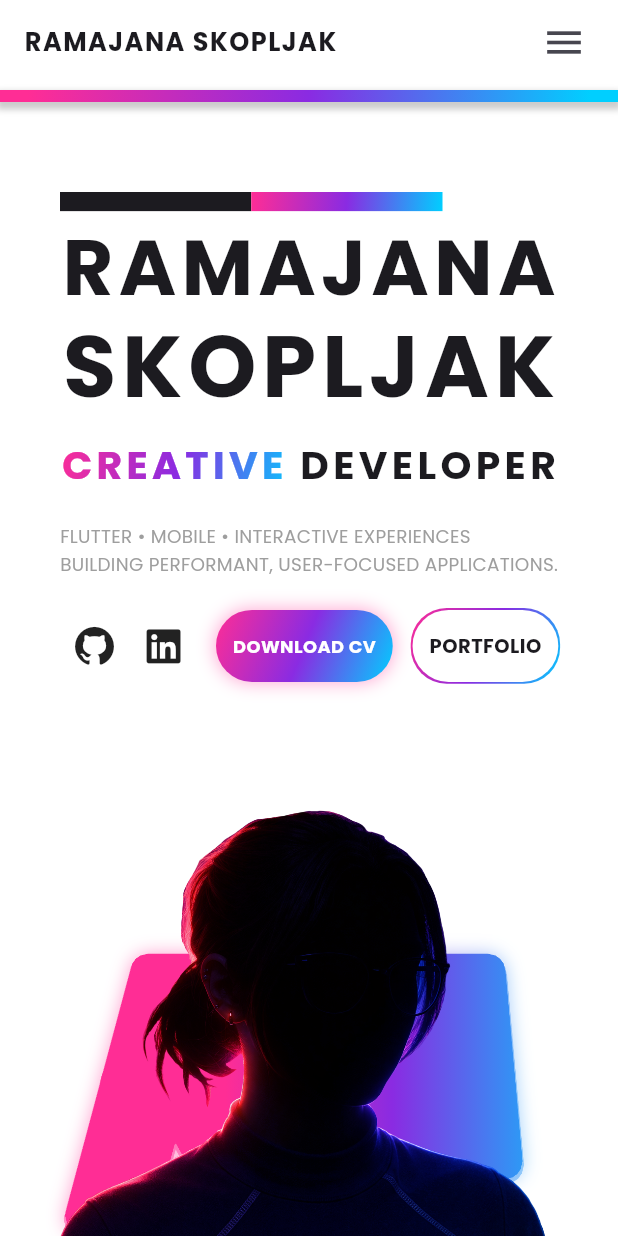
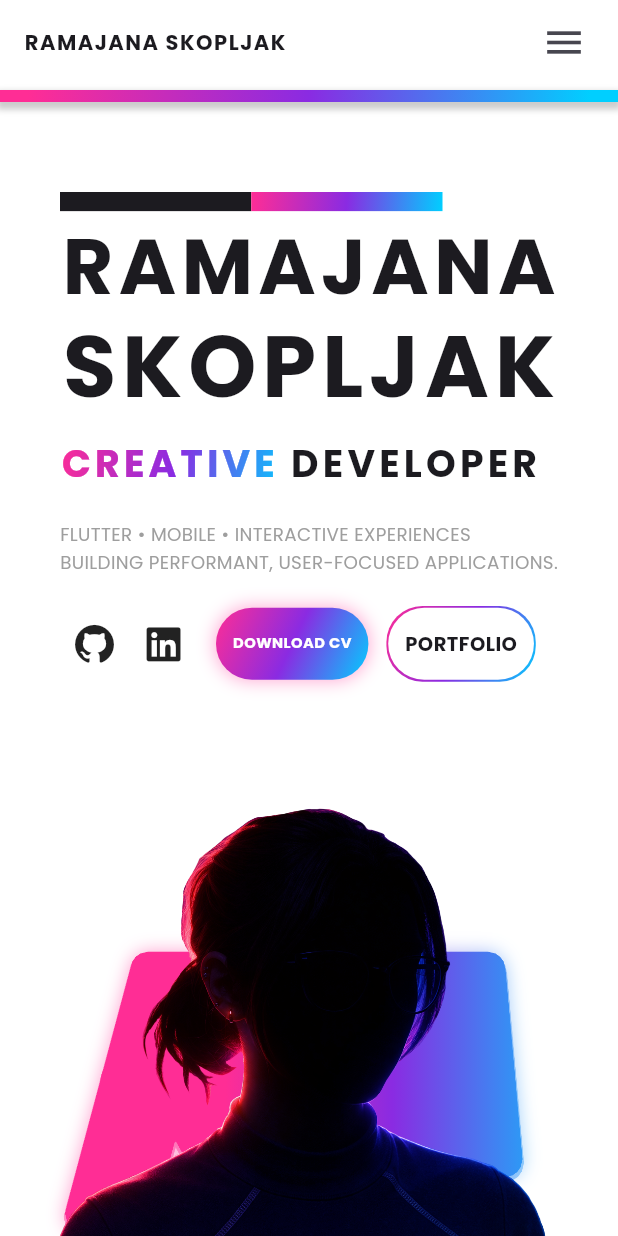
Before and after one commit to RamajanaSk/Portfolio-Website, a Flutter app: the AboutMeScreen screen opened by its route, after a tap on "RAMAJANA SKOPLJAK", on a phone screen of 412 x 824 dp. Run offline on Flutter 3.47's test engine with Material 3 defaults, Android fonts, the phone set to English and light mode, and no system bars; our stand-ins replace flutter_animate, font_awesome_flutter, go_router, webview_flutter; missing offline and left inert: dart:html.

Commit message:
cleaned up structure

```diff
--- a/lib/core/theme/app_text_styles.dart
+++ b/lib/core/theme/app_text_styles.dart
@@ -1,10 +1,9 @@
 import 'package:flutter/material.dart';
 import 'package:ramajana05/core/utils/app_responsive.dart';
-import 'package:ramajana05/core/widgets/full_width_text.dart';
 
 class AppTextStyles {
   static TextStyle name(BuildContext context) {
-    final s = AppResponsive.scale(context).clamp(0.85, 1.2);
+    final s = AppResponsive.scale(context).clamp(0.7, 1.2);
 
     return TextStyle(
       fontSize: 90 * s,
@@ -16,7 +15,7 @@ class AppTextStyles {
   }
 
   static TextStyle sectionHeader(BuildContext context) {
-    final s = AppResponsive.scale(context).clamp(0.85, 1.2);
+    final s = AppResponsive.scale(context).clamp(0.7, 1.2);
 
     return TextStyle(
       fontSize: 42 * s,
@@ -26,7 +25,7 @@ class AppTextStyles {
   }
 
   static TextStyle role(BuildContext context) {
-    final s = AppResponsive.scale(context).clamp(0.85, 1.2);
+    final s = AppResponsive.scale(context).clamp(0.7, 1.2);
 
     return TextStyle(
       fontSize: 36 * s,
@@ -36,7 +35,7 @@ class AppTextStyles {
   }
 
   static TextStyle description(BuildContext context) {
-    final s = AppResponsive.scale(context).clamp(0.85, 1.2);
+    final s = AppResponsive.scale(context).clamp(0.7, 1.2);
 
     return TextStyle(
       fontSize: 18 * s,
@@ -46,7 +45,7 @@ class AppTextStyles {
   }
 
   static TextStyle small(BuildContext context) {
-    final s = AppResponsive.scale(context).clamp(0.85, 1.2);
+    final s = AppResponsive.scale(context).clamp(0.7, 1.2);
 
     return TextStyle(
       fontSize: 16 * s,
@@ -55,7 +54,7 @@ class AppTextStyles {
   }
 
   static TextStyle smalldescription(BuildContext context) {
-    final s = AppResponsive.scale(context).clamp(0.85, 1.2);
+    final s = AppResponsive.scale(context).clamp(0.7, 1.2);
 
     return TextStyle(
       fontSize: 18 * s,
@@ -65,7 +64,7 @@ class AppTextStyles {
   }
 
   static TextStyle projectoverviewtopic(BuildContext context) {
-    final s = AppResponsive.scale(context).clamp(0.85, 1.2);
+    final s = AppResponsive.scale(context).clamp(0.7, 1.2);
 
     return TextStyle(
       fontWeight: FontWeight.bold,
@@ -76,7 +75,7 @@ class AppTextStyles {
   }
 
   static TextStyle buttonthick(BuildContext context) {
-    final s = AppResponsive.scale(context).clamp(0.85, 1.2);
+    final s = AppResponsive.scale(context).clamp(0.7, 1.2);
 
     return TextStyle(
       fontWeight: FontWeight.w600,
@@ -87,7 +86,7 @@ class AppTextStyles {
   }
 
   static TextStyle buttonoutlined(BuildContext context) {
-    final s = AppResponsive.scale(context).clamp(0.85, 1.2);
+    final s = AppResponsive.scale(context).clamp(0.7, 1.2);
 
     return TextStyle(
       fontWeight: FontWeight.w600,
@@ -98,7 +97,7 @@ class AppTextStyles {
   }
 
   static TextStyle titleProjectCard(BuildContext context) {
-    final s = AppResponsive.scale(context).clamp(0.85, 1.2);
+    final s = AppResponsive.scale(context).clamp(0.7, 1.2);
 
     return TextStyle(
       fontSize: 22 * s,
@@ -110,7 +109,7 @@ class AppTextStyles {
   }
 
   static TextStyle descriptionProjectCard(BuildContext context) {
-    final s = AppResponsive.scale(context).clamp(0.85, 1.2);
+    final s = AppResponsive.scale(context).clamp(0.7, 1.2);
 
     return TextStyle(
       fontSize: 22 * s,
@@ -122,7 +121,7 @@ class AppTextStyles {
   }
 
   static TextStyle metricValue(BuildContext context) {
-    final s = AppResponsive.scale(context).clamp(0.85, 1.2);
+    final s = AppResponsive.scale(context).clamp(0.7, 1.2);
 
     return TextStyle(
       fontSize: 50 * s,
@@ -133,7 +132,7 @@ class AppTextStyles {
   }
 
   static TextStyle metricTitle(BuildContext context) {
-    final s = AppResponsive.scale(context).clamp(0.85, 1.2);
+    final s = AppResponsive.scale(context).clamp(0.7, 1.2);
 
     return TextStyle(
       fontSize: 16 * s,
@@ -143,7 +142,7 @@ class AppTextStyles {
   }
 
   static TextStyle metricSubtitle(BuildContext context) {
-    final s = AppResponsive.scale(context).clamp(0.85, 1.2);
+    final s = AppResponsive.scale(context).clamp(0.7, 1.2);
 
     return TextStyle(
       fontSize: 10 * s,
@@ -152,7 +151,7 @@ class AppTextStyles {
   }
 
   static TextStyle titleSmaller(BuildContext context) {
-    final s = AppResponsive.scale(context).clamp(0.85, 1.2);
+    final s = AppResponsive.scale(context).clamp(0.7, 1.2);
 
     return TextStyle(
       fontSize: 34 * s,
@@ -162,7 +161,7 @@ class AppTextStyles {
   }
 
   static TextStyle topBarTextButton(BuildContext context) {
-    final s = AppResponsive.scale(context).clamp(0.85, 1.2);
+    final s = AppResponsive.scale(context).clamp(0.7, 1.2);
 
     return TextStyle(
       color: Theme.of(context).colorScheme.onSurface,
@@ -173,7 +172,7 @@ class AppTextStyles {
   }
 
   static TextStyle underSectionTitle(BuildContext context) {
-    final s = AppResponsive.scale(context).clamp(0.85, 1.2);
+    final s = AppResponsive.scale(context).clamp(0.7, 1.2);
 
     return TextStyle(
       color: Theme.of(context).colorScheme.onSurface,
@@ -185,7 +184,7 @@ class AppTextStyles {
   }
 
   static TextStyle underSectionText(BuildContext context) {
-    final s = AppResponsive.scale(context).clamp(0.85, 1.2);
+    final s = AppResponsive.scale(context).clamp(0.7, 1.2);
 
     return TextStyle(
       color: Theme.of(context).colorScheme.onSurface.withOpacity(0.72),
@@ -195,7 +194,7 @@ class AppTextStyles {
   }
 
   static TextStyle footerTitleText(BuildContext context) {
-    final s = AppResponsive.scale(context).clamp(0.85, 1.2);
+    final s = AppResponsive.scale(context).clamp(0.7, 1.2);
 
     return TextStyle(
       color: Theme.of(context).colorScheme.onSurface,
@@ -205,7 +204,7 @@ class AppTextStyles {
   }
 
   static TextStyle footerText(BuildContext context) {
-    final s = AppResponsive.scale(context).clamp(0.85, 1.2);
+    final s = AppResponsive.scale(context).clamp(0.7, 1.2);
 
     return TextStyle(
         color: Theme.of(context).colorScheme.onSurface.withOpacity(0.7),
--- a/lib/data/Models/project.dart
+++ b/lib/data/Models/project.dart
@@ -7,20 +7,18 @@ class Project {
   final String id;
   final ProjectType typ;
 
-  // Basic
   String name;
   String catchPhrase;
   String shortDescription;
   String longDescription;
   String projectReason;
 
-  // Meta
   final DateTime startDate;
   final DateTime endDate;
   final int durationInMonths;
 
   final bool isSolo;
-  final String role; // z.B. "Fullstack Developer", "VR Developer"
+  final String role;
 
   final String? grade; // z.B. "1.3"
   final String? universityContext; // z.B. "Bachelor Project"
@@ -37,6 +35,7 @@ class Project {
   // Media
   final String logoPicture;
   final String previewPicture;
+  final String bannerPreviewPicture;
   final String aboutPicture;
   final List<String> mockupPicture;
   final List<String> gallery;
@@ -75,6 +74,7 @@ class Project {
     required this.logoPicture,
     required this.aboutPicture,
     required this.previewPicture,
+    required this.bannerPreviewPicture,
     required this.mockupPicture,
     required this.gallery,
     required this.hexcolor,
@@ -108,6 +108,7 @@ class Project {
         "logoPicture": logoPicture,
         "aboutPicture": aboutPicture,
         "previewPicture": previewPicture,
+        "bannerPreviewPicture": bannerPreviewPicture,
         "mockupPicture": mockupPicture,
         "sections": sections.map((k, v) => MapEntry(k.name, v.toMap())),
         "platformLinks": platformLinks.map((e) => e.toMap()).toList(),
@@ -138,6 +139,7 @@ class Project {
       logoPicture: map["logoPicture"],
       aboutPicture: map["aboutPicture"],
       previewPicture: map["previewPicture"],
+      bannerPreviewPicture: map["bannerPreviewPicture"],
       mockupPicture: List<String>.from(map["mockupPicture"] ?? []),
       gallery: List<String>.from(map["gallery"] ?? []),
       sections: (map["sections"] as Map<String, dynamic>).map(
--- a/lib/data/dummyData.dart
+++ b/lib/data/dummyData.dart
@@ -46,12 +46,14 @@ List<Project> getDummyProjects(BuildContext context) {
       apkUrl: null,
       logoPicture: 'assets/images/traveler_remake/waiting.png',
       previewPicture: 'assets/images/traveler_remake/traveler_main.png',
+      bannerPreviewPicture: 'assets/images/traveler_remake/waiting.png',
       aboutPicture: 'assets/images/traveler_remake/waiting.png',
       mockupPicture: [
         'assets/images/traveler_remake/waiting.png',
       ],
       gallery: [
-        'assets/images/traveler_remake/waiting.png',
+        'assets/images/traveler_remake/stuttgart_map_small.png',
+        'assets/images/traveler_remake/stuttgart_map_big.png'
       ],
       hexcolor: '#2196F3',
       keyFeatures: [
@@ -122,6 +124,7 @@ List<Project> getDummyProjects(BuildContext context) {
       apkUrl: null,
       logoPicture: 'assets/images/traveler/traveler_logo.png',
       previewPicture: 'assets/images/traveler/traveler_main.png',
+      bannerPreviewPicture: 'assets/images/traveler/3D_unity_map.png',
       aboutPicture: 'assets/images/traveler/traveler_main.png',
       mockupPicture: ['assets/images/traveler/traveler_logo.png'],
       gallery: [
@@ -288,6 +291,7 @@ List<Project> getDummyProjects(BuildContext context) {
       logoPicture: 'assets/images/forest/forest_logo.png',
       aboutPicture: 'assets/images/forest/about_me.png',
       previewPicture: 'assets/images/forest/forest_main.png',
+      bannerPreviewPicture: 'assets/images/forest/forest_thumbnail.png',
       mockupPicture: ['assets/images/traveler/traveler_logo.png'],
       gallery: [
         'assets/images/forest/forest_thumbnail.png',
--- a/lib/l10n/app_de.arb
+++ b/lib/l10n/app_de.arb
@@ -178,5 +178,5 @@
   "learnings": "ERKENNTNISSE",
   "challenges": "HERAUSFORDERUNGEN",
 
-  "softwareProjects": "SOFTWARE PROJECTS"
+  "softwareProjects": "SOFTWARE PROJEKTE"
 }
--- a/lib/l10n/app_en.arb
+++ b/lib/l10n/app_en.arb
@@ -178,6 +178,6 @@
   "learnings": "LEARNINGS",
   "challenges": "CHALLENGES",
 
-  "softwareProjects": "SOFTWARE PROJEKTE"
+  "softwareProjects": "SOFTWARE PROJECTS"
 
 }
--- a/lib/l10n/app_localizations.dart
+++ b/lib/l10n/app_localizations.dart
@@ -734,7 +734,7 @@ abstract class AppLocalizations {
   /// No description provided for @softwareProjects.
   ///
   /// In en, this message translates to:
-  /// **'SOFTWARE PROJEKTE'**
+  /// **'SOFTWARE PROJECTS'**
   String get softwareProjects;
 }
 
--- a/lib/l10n/app_localizations_de.dart
+++ b/lib/l10n/app_localizations_de.dart
@@ -327,5 +327,5 @@ class AppLocalizationsDe extends AppLocalizations {
   String get challenges => 'HERAUSFORDERUNGEN';
 
   @override
-  String get softwareProjects => 'SOFTWARE PROJECTS';
+  String get softwareProjects => 'SOFTWARE PROJEKTE';
 }
--- a/lib/l10n/app_localizations_en.dart
+++ b/lib/l10n/app_localizations_en.dart
@@ -327,5 +327,5 @@ class AppLocalizationsEn extends AppLocalizations {
   String get challenges => 'CHALLENGES';
 
   @override
-  String get softwareProjects => 'SOFTWARE PROJEKTE';
+  String get softwareProjects => 'SOFTWARE PROJECTS';
 }
```
Also changed, not shown: lib/features/projects/presentation/widget/project_header.dart (+28 -19 lines), assets/images/traveler_remake/stuttgart_map_big.png (added), assets/images/traveler_remake/stuttgart_map_small.png (added).
